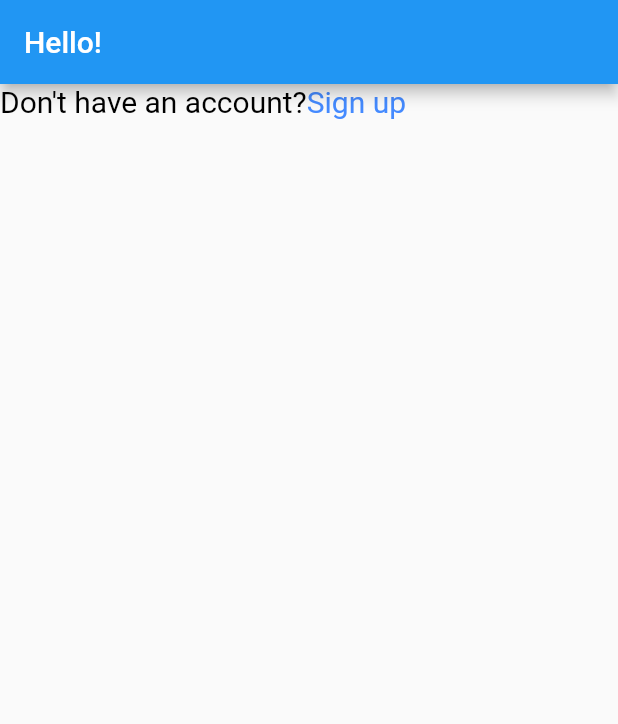
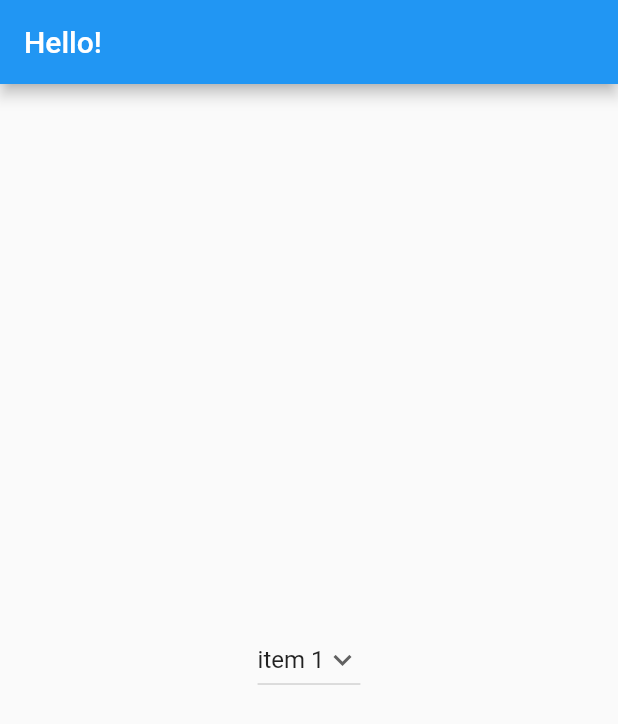
Before and after one commit to James-Njeru/flutter, a Flutter app: the screen it shows after launch, on a phone screen of 412 x 824 dp. Shown: the top 724 px of the screen. Run offline on Flutter 3.47's test engine with Material 2 defaults, Android fonts, the phone set to English and light mode, and no system bars.

Commit message:
drop down menu

```diff
--- a/lib/main.dart
+++ b/lib/main.dart
@@ -12,25 +12,35 @@ class FlutterApp extends StatefulWidget{
 }
 
 class _FlutterAppState extends State<FlutterApp>{
-  final GlobalKey<FormState> _key = GlobalKey<FormState>();
+  String dropdownvalue = 'item 1';
+
+  var items = [
+    'item 1', 'item 2', 'item 3', 'item 4', 'item 5',
+  ];
 
   @override
   Widget build(BuildContext context){
     return MaterialApp(
+      debugShowCheckedModeBanner: false,
       home: Scaffold(
         appBar: AppBar(
           title: const Text('Hello!'),
         ),
-        body: RichText(
-          text: const TextSpan(
-            text: 'Don\'t have an account?',
-            style: TextStyle(color: Colors.black, fontSize: 20),
-            children: <TextSpan>[
-              TextSpan(
-                text: 'Sign up',
-                style: TextStyle(color: Colors.blueAccent, fontSize: 20)
-              )
-            ]
+        body: Center(
+          child: DropdownButton(
+            value: dropdownvalue,
+            icon: const Icon(Icons.keyboard_arrow_down),
+            items: items.map((String items){
+              return DropdownMenuItem(
+                value: items,
+                child: Text(items),
+              );
+            }).toList(),
+            onChanged: (String? newValue){
+              setState((){
+                dropdownvalue = newValue!;
+              });
+            },
           ),
         ),
       ),
```
